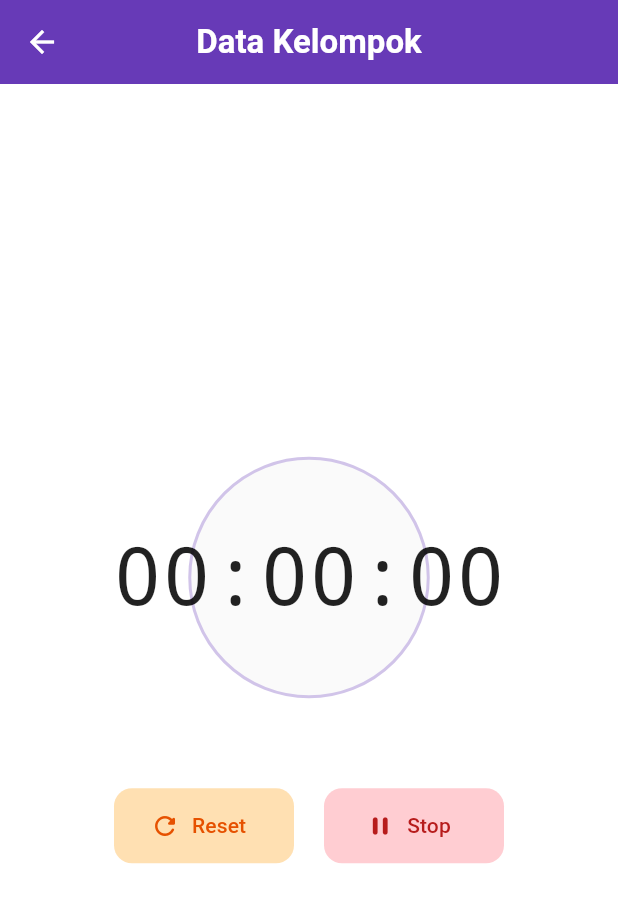
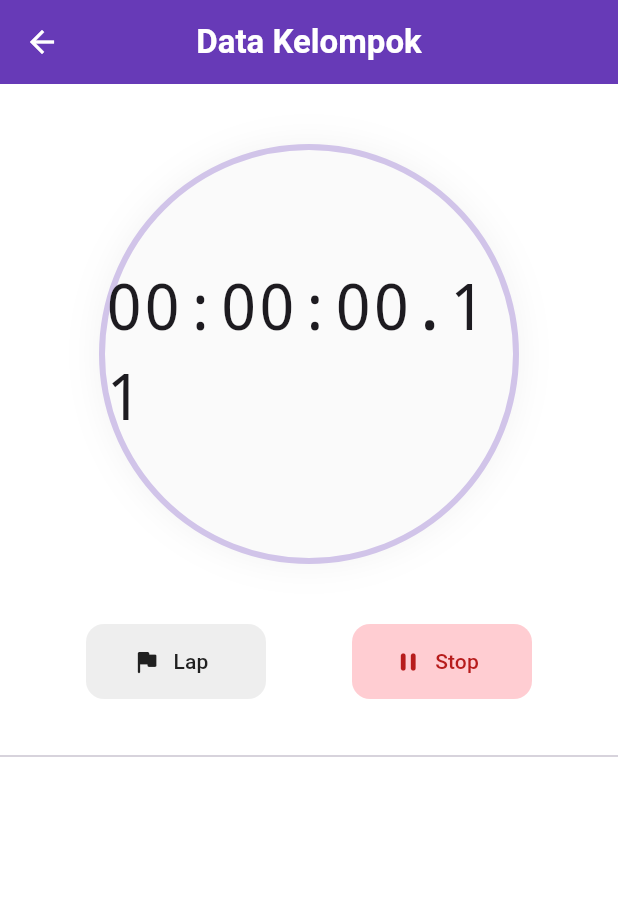
Before and after one commit to exuviadot/tugas2-tpm, a Flutter app: the StopwatchPage screen opened directly with sample values from the repository, after a tap on "Start", on a phone screen of 412 x 824 dp. Shown: the top 903 px of the screen. Run offline on Flutter 3.47's test engine with Material 3 defaults, Android fonts, the phone set to English and light mode, and no system bars.

Commit message:
feat: menambah button lap

```diff
--- a/lib/pages/stopwatch_page.dart
+++ b/lib/pages/stopwatch_page.dart
@@ -13,15 +13,16 @@ class StopwatchPage extends StatefulWidget {
 class _StopwatchPageState extends State<StopwatchPage> {
   final Stopwatch _stopwatch = Stopwatch();
   Timer? _timer;
+  final List<String> _laps = []; // List untuk menyimpan data Lap
 
   String _formatTime() {
     final duration = _stopwatch.elapsed;
-
     String hours = duration.inHours.toString().padLeft(2, '0');
     String minutes = (duration.inMinutes % 60).toString().padLeft(2, '0');
     String seconds = (duration.inSeconds % 60).toString().padLeft(2, '0');
+    String milliseconds = ((duration.inMilliseconds % 1000) / 10).toInt().toString().padLeft(2, '0');
 
-    return "$hours:$minutes:$seconds";
+    return "$hours:$minutes:$seconds.$milliseconds";
   }
 
   void _handleStartStop() {
@@ -31,7 +32,8 @@ class _StopwatchPageState extends State<StopwatchPage> {
         _timer?.cancel();
       } else {
         _stopwatch.start();
-        _timer = Timer.periodic(const Duration(seconds: 1), (timer) {
+        // Gunakan 30ms agar update milidetik terlihat mulus
+        _timer = Timer.periodic(const Duration(milliseconds: 30), (timer) {
           setState(() {});
         });
       }
@@ -41,16 +43,17 @@ class _StopwatchPageState extends State<StopwatchPage> {
   void _handleReset() {
     setState(() {
       _stopwatch.reset();
-      if (!_stopwatch.isRunning) {
-        _timer?.cancel();
-      }
+      _laps.clear(); // Bersihkan lap saat reset
+      if (!_stopwatch.isRunning) _timer?.cancel();
     });
   }
 
-  @override
-  void dispose() {
-    _timer?.cancel();
-    super.dispose();
+  void _handleLap() {
+    if (_stopwatch.isRunning) {
+      setState(() {
+        _laps.insert(0, _formatTime()); // Tambah lap ke urutan paling atas
+      });
+    }
   }
 
   @override
@@ -62,52 +65,75 @@ class _StopwatchPageState extends State<StopwatchPage> {
         backgroundColor: Colors.deepPurple,
         foregroundColor: Colors.white,
         centerTitle: true,
-        elevation: 0,
       ),
-      body: Center(
-        child: Column(
-          mainAxisAlignment: MainAxisAlignment.center,
+      body: Column(
         children: [
-            Container(
-              padding: const EdgeInsets.all(40),
+          const SizedBox(height: 40),
+          // --- BAGIAN LINGKARAN (PERBAIKAN) ---
+          Center(
+            child: Container(
+              width: 280, // Ukuran tetap agar tidak meluber
+              height: 280,
+              alignment: Alignment.center,
               decoration: BoxDecoration(
                 shape: BoxShape.circle,
                 color: Colors.grey.shade50,
-                border: Border.all(color: Colors.deepPurple.shade100, width: 2),
+                border: Border.all(color: Colors.deepPurple.shade100, width: 4),
+                boxShadow: [
+                  BoxShadow(color: Colors.black.withValues(alpha: 0.05), blurRadius: 20)
+                ],
               ),
               child: Text(
                 _formatTime(),
                 style: const TextStyle(
-                  fontSize: 54,
-                  fontWeight: FontWeight.w200,
+                  fontSize: 42, // Sedikit diperkecil agar pas
+                  fontWeight: FontWeight.w300,
                   fontFamily: 'monospace',
-                  color: Colors.black87,
                 ),
               ),
             ),
-            const SizedBox(height: 60),
+          ),
+
+          const SizedBox(height: 40),
+
+          // --- TOMBOL KONTROL ---
           Row(
-              mainAxisAlignment: MainAxisAlignment.center,
+            mainAxisAlignment: MainAxisAlignment.spaceEvenly,
             children: [
               _controlButton(
-                  onPressed: _handleReset,
-                  icon: Icons.refresh_rounded,
-                  label: "Reset",
-                  color: Colors.orange.shade100,
-                  textColor: Colors.orange.shade900,
+                onPressed: _stopwatch.isRunning ? _handleLap : _handleReset,
+                icon: _stopwatch.isRunning ? Icons.flag_rounded : Icons.refresh_rounded,
+                label: _stopwatch.isRunning ? "Lap" : "Reset",
+                color: Colors.grey.shade200,
+                textColor: Colors.black87,
               ),
-                const SizedBox(width: 20),
               _controlButton(
                 onPressed: _handleStartStop,
                 icon: _stopwatch.isRunning ? Icons.pause_rounded : Icons.play_arrow_rounded,
                 label: _stopwatch.isRunning ? "Stop" : "Start",
-                  color: _stopwatch.isRunning ? Colors.red.shade100 : Colors.green.shade100,
-                  textColor: _stopwatch.isRunning ? Colors.red.shade900 : Colors.green.shade900,
+                color: _stopwatch.isRunning ? Colors.red.shade100 : Colors.deepPurple.shade100,
+                textColor: _stopwatch.isRunning ? Colors.red.shade900 : Colors.deepPurple.shade900,
               ),
             ],
           ),
+
+          const SizedBox(height: 30),
+          const Divider(),
+
+          // --- LIST LAP ---
+          Expanded(
+            child: ListView.builder(
+              itemCount: _laps.length,
+              itemBuilder: (context, index) {
+                return ListTile(
+                  leading: Text("Lap ${_laps.length - index}", style: TextStyle(color: Colors.grey.shade600)),
+                  title: Text(_laps[index], style: const TextStyle(fontWeight: FontWeight.w500, fontFamily: 'monospace')),
+                  trailing: const Icon(Icons.timer_outlined, size: 18),
+                );
+              },
+            ),
+          ),
         ],
-        ),
       ),
     );
   }
```
Lines whose indentation alone changed are shown as unchanged.
